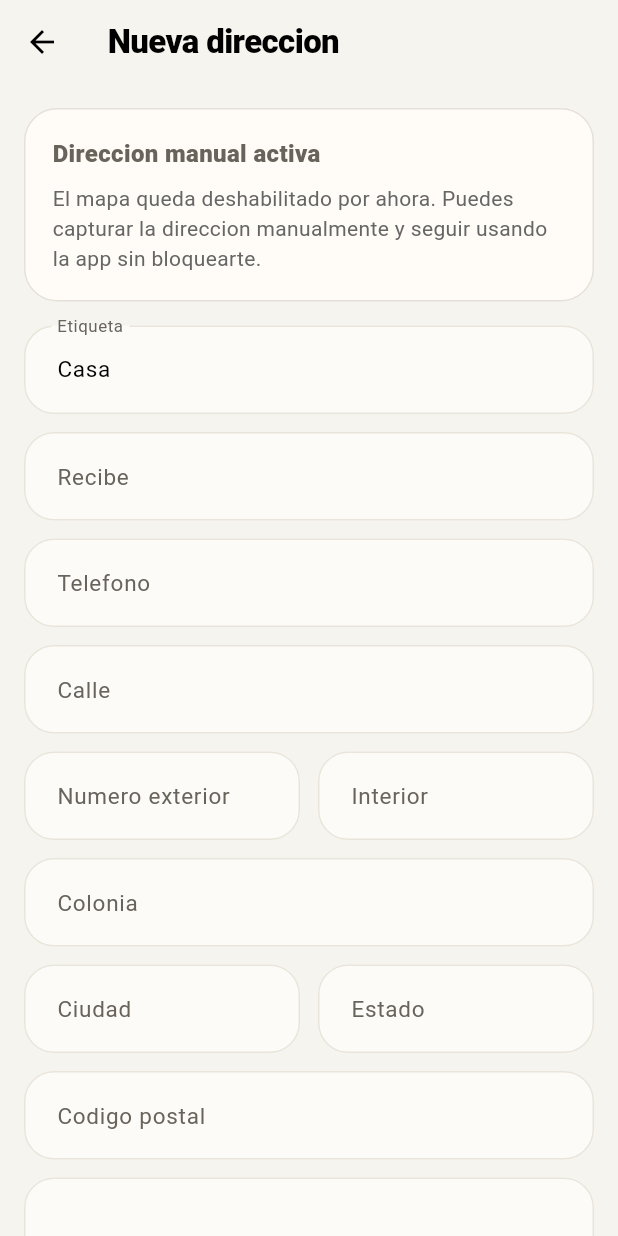
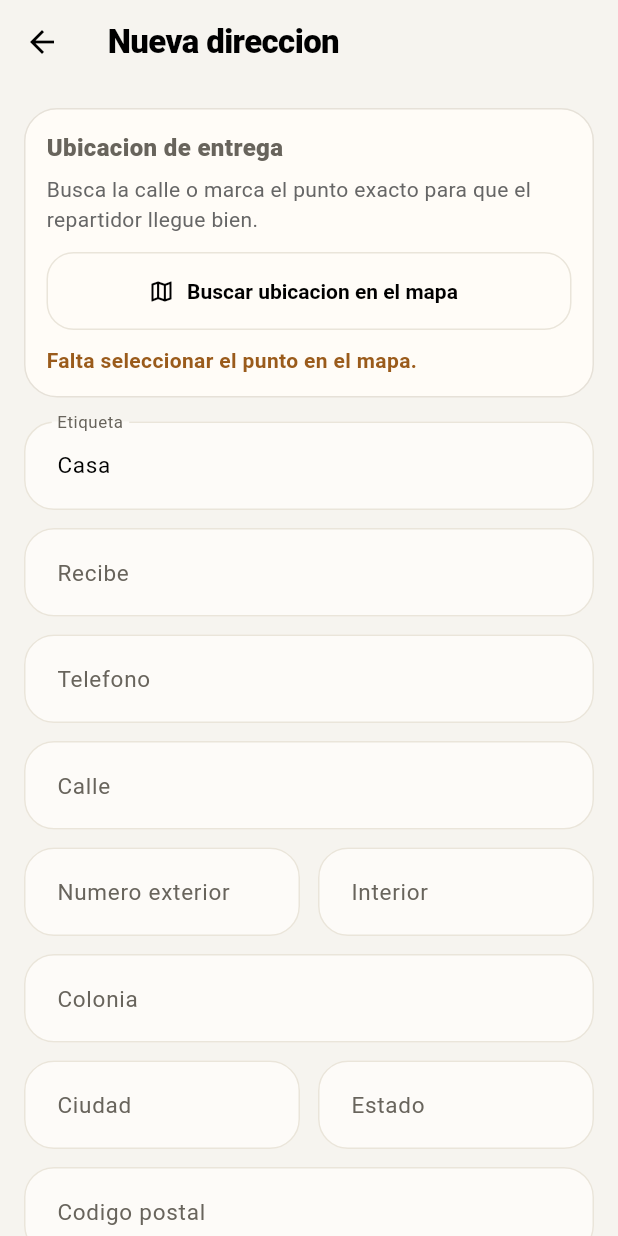
Before and after one commit to ManuelSanchez25/AppNexo, a Flutter app: the AddressFormPage screen opened directly with empty values, on a phone screen of 412 x 824 dp. Run offline on Flutter 3.47's test engine with Material 3 defaults, Android fonts, the phone set to English and light mode, and no system bars; our stand-ins replace flutter_map, google_sign_in, latlong2; missing offline and left inert: dart:html, google_sign_in_web; accounts and stored records are empty.

Commit message:
Add map address search and autofill

```diff
--- a/nexo/lib/features/address/presentation/address_form_page.dart
+++ b/nexo/lib/features/address/presentation/address_form_page.dart
@@ -1,6 +1,8 @@
 import 'package:flutter/material.dart';
 import 'package:nexo/features/address/data/address_api.dart';
+import 'package:nexo/features/location/presentation/location_picker_page.dart';
 import 'package:nexo/shared/models/address.dart';
+import 'package:nexo/shared/models/location_search_result.dart';
 
 class AddressFormPage extends StatefulWidget {
   final String token;
@@ -46,13 +48,23 @@ class _AddressFormPageState extends State<AddressFormPage> {
     );
     _phoneController = TextEditingController(text: address?.phone ?? '');
     _streetController = TextEditingController(text: address?.street ?? '');
-    _exteriorController = TextEditingController(text: address?.exteriorNumber ?? '');
-    _interiorController = TextEditingController(text: address?.interiorNumber ?? '');
-    _neighborhoodController = TextEditingController(text: address?.neighborhood ?? '');
+    _exteriorController = TextEditingController(
+      text: address?.exteriorNumber ?? '',
+    );
+    _interiorController = TextEditingController(
+      text: address?.interiorNumber ?? '',
+    );
+    _neighborhoodController = TextEditingController(
+      text: address?.neighborhood ?? '',
+    );
     _cityController = TextEditingController(text: address?.city ?? '');
     _stateController = TextEditingController(text: address?.state ?? '');
-    _postalCodeController = TextEditingController(text: address?.postalCode ?? '');
-    _referencesController = TextEditingController(text: address?.references ?? '');
+    _postalCodeController = TextEditingController(
+      text: address?.postalCode ?? '',
+    );
+    _referencesController = TextEditingController(
+      text: address?.references ?? '',
+    );
     _latitude = address?.latitude;
     _longitude = address?.longitude;
     _selectedLocationLabel = address?.fullAddress ?? '';
@@ -95,27 +107,116 @@ class _AddressFormPageState extends State<AddressFormPage> {
   }
 
   String? _validateBeforeSave() {
-    if (_labelController.text.trim().isEmpty) return 'Escribe una etiqueta para la direccion';
-    if (_recipientController.text.trim().isEmpty) return 'Escribe quien recibe el pedido';
-    if (_phoneController.text.trim().isEmpty) return 'Escribe un telefono de contacto';
+    if (_labelController.text.trim().isEmpty)
+      return 'Escribe una etiqueta para la direccion';
+    if (_recipientController.text.trim().isEmpty)
+      return 'Escribe quien recibe el pedido';
+    if (_phoneController.text.trim().isEmpty)
+      return 'Escribe un telefono de contacto';
     if (_streetController.text.trim().isEmpty) return 'Escribe la calle';
     if (_exteriorController.text.trim().isEmpty &&
         _interiorController.text.trim().isEmpty) {
       return 'Escribe al menos numero exterior o interior';
     }
-    if (_neighborhoodController.text.trim().isEmpty) return 'Escribe la colonia';
+    if (_neighborhoodController.text.trim().isEmpty)
+      return 'Escribe la colonia';
     if (_cityController.text.trim().isEmpty) return 'Escribe la ciudad';
     if (_stateController.text.trim().isEmpty) return 'Escribe el estado';
-    if (_postalCodeController.text.trim().isEmpty) return 'Escribe el codigo postal';
+    if (_postalCodeController.text.trim().isEmpty)
+      return 'Escribe el codigo postal';
+    if (_latitude == null || _longitude == null) {
+      return 'Selecciona el punto de entrega en el mapa';
+    }
     return null;
+  }
+
+  Future<void> _pickLocation() async {
+    final result = await Navigator.of(context).push<LocationSearchResult>(
+      MaterialPageRoute(
+        builder: (_) => LocationPickerPage(
+          title: 'Ubica tu direccion',
+          searchHint: 'Ej. Calle, numero, colonia, ciudad',
+          initialLatitude: _latitude,
+          initialLongitude: _longitude,
+          initialQuery: _selectedLocationLabel,
+        ),
+      ),
+    );
+    if (result == null || !mounted) return;
+
+    setState(() {
+      _latitude = result.latitude;
+      _longitude = result.longitude;
+      _selectedLocationLabel = result.displayName;
+      if (result.street.isNotEmpty) _streetController.text = result.street;
+      if (result.exteriorNumber.isNotEmpty) {
+        _exteriorController.text = result.exteriorNumber;
+      }
+      if (result.neighborhood.isNotEmpty) {
+        _neighborhoodController.text = result.neighborhood;
+      }
+      if (result.city.isNotEmpty) _cityController.text = result.city;
+      if (result.state.isNotEmpty) _stateController.text = result.state;
+      if (result.postalCode.isNotEmpty) {
+        _postalCodeController.text = result.postalCode;
+      }
+    });
+  }
+
+  Widget _locationPicker() {
+    final selectedPoint = _latitude != null && _longitude != null;
+    return Container(
+      padding: const EdgeInsets.all(14),
+      decoration: BoxDecoration(
+        color: const Color(0xFFFFFCF7),
+        borderRadius: BorderRadius.circular(22),
+        border: Border.all(color: const Color(0xFFE6E1D8)),
+      ),
+      child: Column(
+        crossAxisAlignment: CrossAxisAlignment.start,
+        children: [
+          const Text(
+            'Ubicacion de entrega',
+            style: TextStyle(fontWeight: FontWeight.w800, fontSize: 16),
+          ),
+          const SizedBox(height: 6),
+          const Text(
+            'Busca la calle o marca el punto exacto para que el repartidor llegue bien.',
+            style: TextStyle(color: Color(0xFF666666), height: 1.4),
+          ),
+          const SizedBox(height: 12),
+          OutlinedButton.icon(
+            onPressed: _pickLocation,
+            icon: const Icon(Icons.map_outlined),
+            label: Text(
+              selectedPoint
+                  ? 'Cambiar ubicacion en el mapa'
+                  : 'Buscar ubicacion en el mapa',
+            ),
+          ),
+          const SizedBox(height: 10),
+          Text(
+            !selectedPoint
+                ? 'Falta seleccionar el punto en el mapa.'
+                : 'Ubicacion seleccionada: $_selectedLocationLabel',
+            style: TextStyle(
+              color: !selectedPoint
+                  ? const Color(0xFF9A5B1B)
+                  : const Color(0xFF267348),
+              fontWeight: FontWeight.w600,
+            ),
+          ),
+        ],
+      ),
+    );
   }
 
   Future<void> _save() async {
     final validationError = _validateBeforeSave();
     if (validationError != null) {
-      ScaffoldMessenger.of(context).showSnackBar(
-        SnackBar(content: Text(validationError)),
-      );
+      ScaffoldMessenger.of(
+        context,
+      ).showSnackBar(SnackBar(content: Text(validationError)));
       return;
     }
 
@@ -134,9 +235,9 @@ class _AddressFormPageState extends State<AddressFormPage> {
       Navigator.pop(context, address);
     } catch (error) {
       if (!mounted) return;
-      ScaffoldMessenger.of(context).showSnackBar(
-        SnackBar(content: Text('$error')),
-      );
+      ScaffoldMessenger.of(
+        context,
+      ).showSnackBar(SnackBar(content: Text('$error')));
     } finally {
       if (mounted) {
         setState(() => _saving = false);
@@ -172,35 +273,15 @@ class _AddressFormPageState extends State<AddressFormPage> {
       body: ListView(
         padding: const EdgeInsets.all(16),
         children: [
-          Container(
-            padding: const EdgeInsets.all(18),
-            decoration: BoxDecoration(
-              color: const Color(0xFFFFFCF7),
-              borderRadius: BorderRadius.circular(22),
-              border: Border.all(color: const Color(0xFFE6E1D8)),
-            ),
-            child: const Column(
-              crossAxisAlignment: CrossAxisAlignment.start,
-              children: [
-                Text(
-                  'Direccion manual activa',
-                  style: TextStyle(fontWeight: FontWeight.w800, fontSize: 16),
-                ),
-                SizedBox(height: 8),
-                Text(
-                  'El mapa queda deshabilitado por ahora. Puedes capturar la direccion manualmente y seguir usando la app sin bloquearte.',
-                  style: TextStyle(
-                    color: Color(0xFF666666),
-                    height: 1.45,
-                  ),
-                ),
-              ],
-            ),
-          ),
+          _locationPicker(),
           const SizedBox(height: 16),
           _field('Etiqueta', _labelController),
           _field('Recibe', _recipientController),
-          _field('Telefono', _phoneController, keyboardType: TextInputType.phone),
+          _field(
+            'Telefono',
+            _phoneController,
+            keyboardType: TextInputType.phone,
+          ),
           _field('Calle', _streetController),
           Row(
             children: [
--- a/nexo/lib/shared/models/location_search_result.dart
+++ b/nexo/lib/shared/models/location_search_result.dart
@@ -1,6 +1,7 @@
 class LocationSearchResult {
   final String displayName;
   final String street;
+  final String exteriorNumber;
   final String neighborhood;
   final String city;
   final String state;
@@ -11,6 +12,7 @@ class LocationSearchResult {
   const LocationSearchResult({
     required this.displayName,
     required this.street,
+    required this.exteriorNumber,
     required this.neighborhood,
     required this.city,
     required this.state,
@@ -23,6 +25,7 @@ class LocationSearchResult {
     return LocationSearchResult(
       displayName: (json['displayName'] ?? '') as String,
       street: (json['street'] ?? '') as String,
+      exteriorNumber: (json['exteriorNumber'] ?? '') as String,
       neighborhood: (json['neighborhood'] ?? '') as String,
       city: (json['city'] ?? '') as String,
       state: (json['state'] ?? '') as String,
```
Also changed, not shown: nexo/lib/features/location/presentation/location_picker_page.dart (+97 -38 lines), 2 other files.
